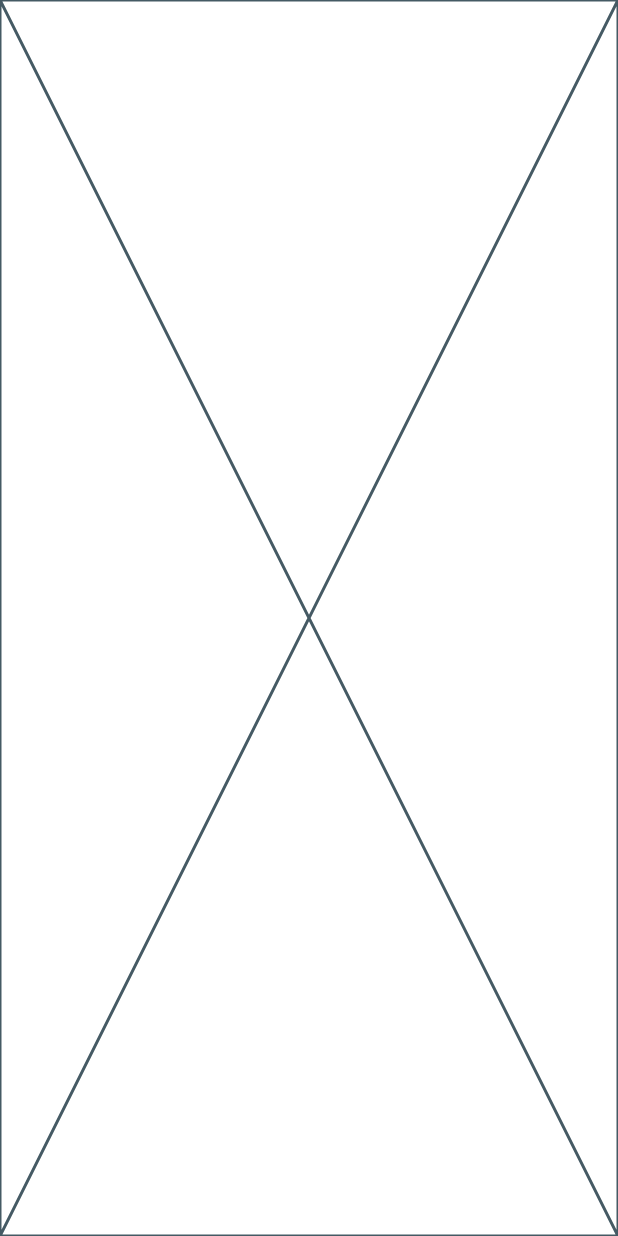
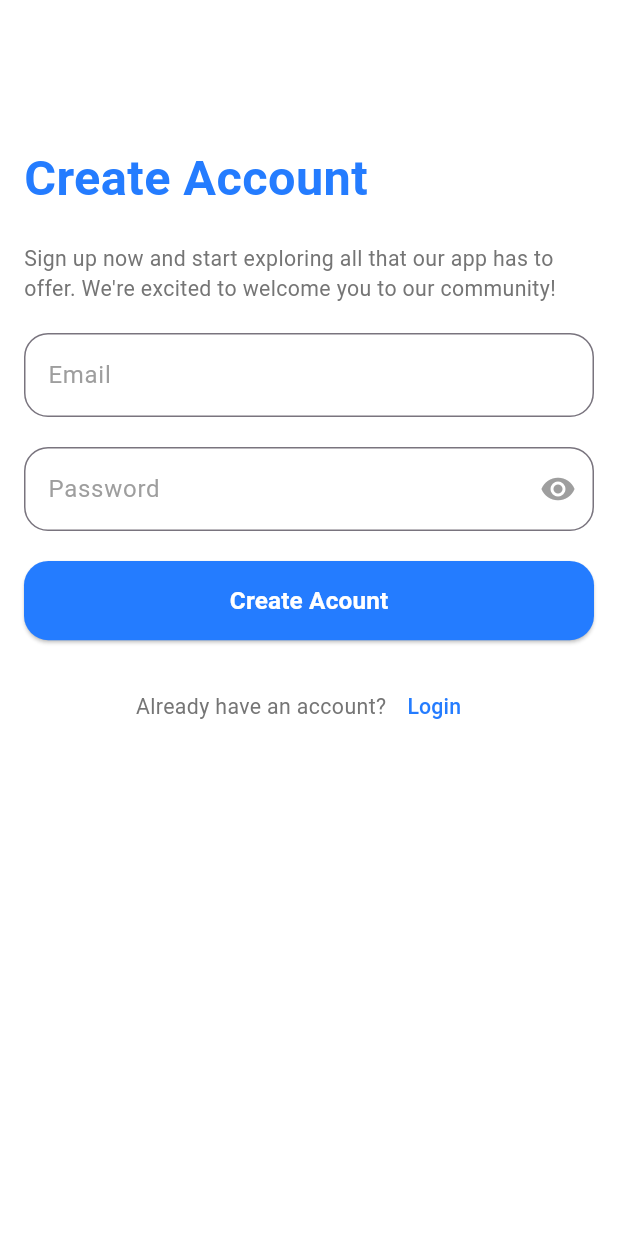
Before and after one commit to romisaa5/MediMeet, a Flutter app: the LoginScreen screen opened by its route, after a tap on "Register", on a phone screen of 412 x 824 dp. Run offline on Flutter 3.47's test engine with Material 3 defaults, Android fonts, the phone set to English and light mode, and no system bars; our stand-ins replace flutter_screenutil, flutter_svg; Roboto replaces fonts that are missing (Poppins).

Commit message:
Edit sing up screen

```diff
--- /dev/null
+++ b/lib/Features/sign up/ui/views/sign_up_screen.dart
@@ -0,0 +1,72 @@
+import 'package:flutter/material.dart';
+import 'package:medimeet/Features/login/UI/widgets/text_form_field_for_email.dart';
+import 'package:medimeet/Features/login/UI/widgets/text_form_field_for_password.dart';
+import 'package:medimeet/core/Routing/routes.dart';
+import 'package:medimeet/core/Themes/colors.dart';
+import 'package:medimeet/core/Themes/styles.dart';
+import 'package:medimeet/core/Widgets/custom_button.dart';
+
+class SignUpScreen extends StatefulWidget {
+  const SignUpScreen({super.key});
+
+  @override
+  State<SignUpScreen> createState() => _SignUpScreenState();
+}
+
+class _SignUpScreenState extends State<SignUpScreen> {
+  @override
+  Widget build(BuildContext context) {
+    return Scaffold(
+      body: Padding(
+        padding: const EdgeInsets.all(16.0),
+        child: Column(
+          spacing: 20,
+          mainAxisAlignment: MainAxisAlignment.start,
+          crossAxisAlignment: CrossAxisAlignment.start,
+
+          children: [
+            SizedBox(height: 60),
+            Text('Create Account', style: TextStyles.font32BlueBold),
+            Text(
+              "Sign up now and start exploring all that our app has to offer. We're excited to welcome you to our community!",
+              style: TextStyles.font14GreyReguler,
+            ),
+            TextFormFieldForEmail(),
+            TextFormFieldForPassword(),
+            CustomButton(
+              text: 'Create Acount',
+              onPressed: () {
+                Navigator.pushNamed(context, Routes.homeScreen);
+              },
+            ),
+            Row(
+              mainAxisAlignment: MainAxisAlignment.center,
+              children: [
+                Text(
+                  'Already have an account?',
+                  style: TextStyles.font14GreyReguler.copyWith(
+                    fontWeight: FontWeight.w400
+                  ),
+                ),
+                TextButton(
+                  onPressed: () {
+                    Navigator.pushNamed(context, Routes.loginScreen);
+                  },
+                  child: Text(
+                    'Login',
+                    style: TextStyles.font14GreyReguler.copyWith(
+                      color: ColorsManager.mainBlue,
+                      fontWeight: FontWeight.w500,
+                    ),
+                  ),
+                ),
+              ],
+            )
+            //
+            // Add your sign-up form fields here
+          ],
+        ),
+      ),
+    );
+  }
+}
--- a/lib/core/Routing/app_router.dart
+++ b/lib/core/Routing/app_router.dart
@@ -2,6 +2,7 @@ import 'package:flutter/material.dart';
 import 'package:medimeet/Features/Forget%20password/presentation/views/forget_password.dart';
 import 'package:medimeet/Features/login/UI/screens/login_screen.dart';
 import 'package:medimeet/Features/onboarding/onboarding_screen.dart';
+import 'package:medimeet/Features/sign%20up/ui/views/sign_up_screen.dart';
 import 'package:medimeet/core/Routing/routes.dart';
 
 class AppRouter {
@@ -12,7 +13,7 @@ class AppRouter {
       case Routes.loginScreen:
         return MaterialPageRoute(builder: (_) => const LoginScreen());
       case Routes.registerScreen:
-        return MaterialPageRoute(builder: (_) => const Placeholder());
+        return MaterialPageRoute(builder: (_) => SignUpScreen());
       case Routes.homeScreen:
         return MaterialPageRoute(builder: (_) => const Placeholder());
       case Routes.forgetPasswordScreen:
```
